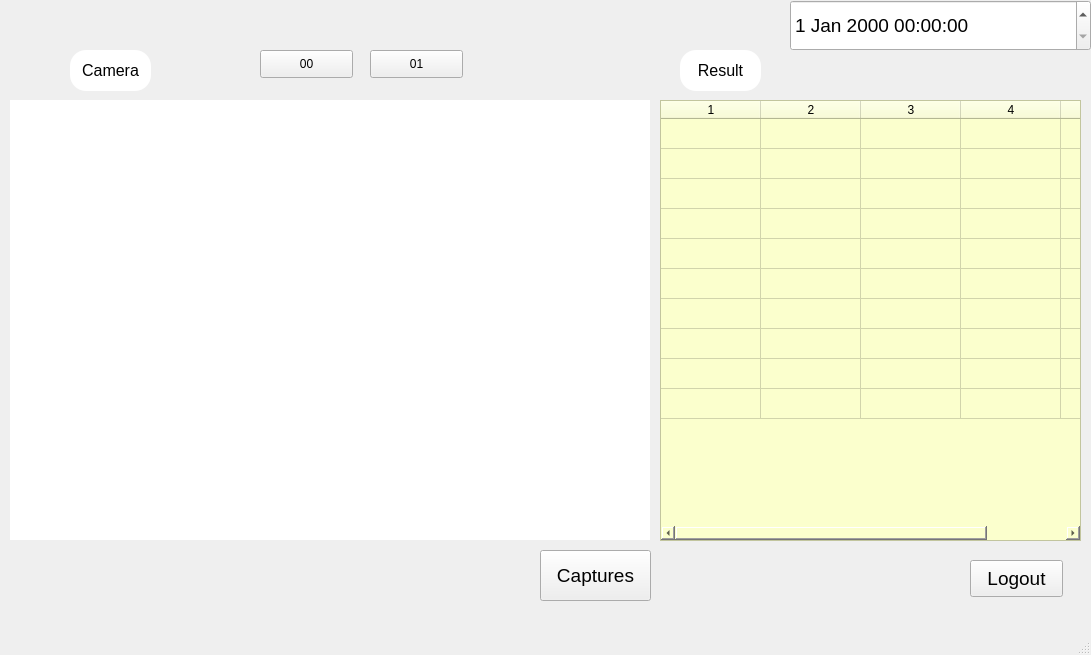
manhcuong03/PCB_detection, file main.ui: the form before one commit.
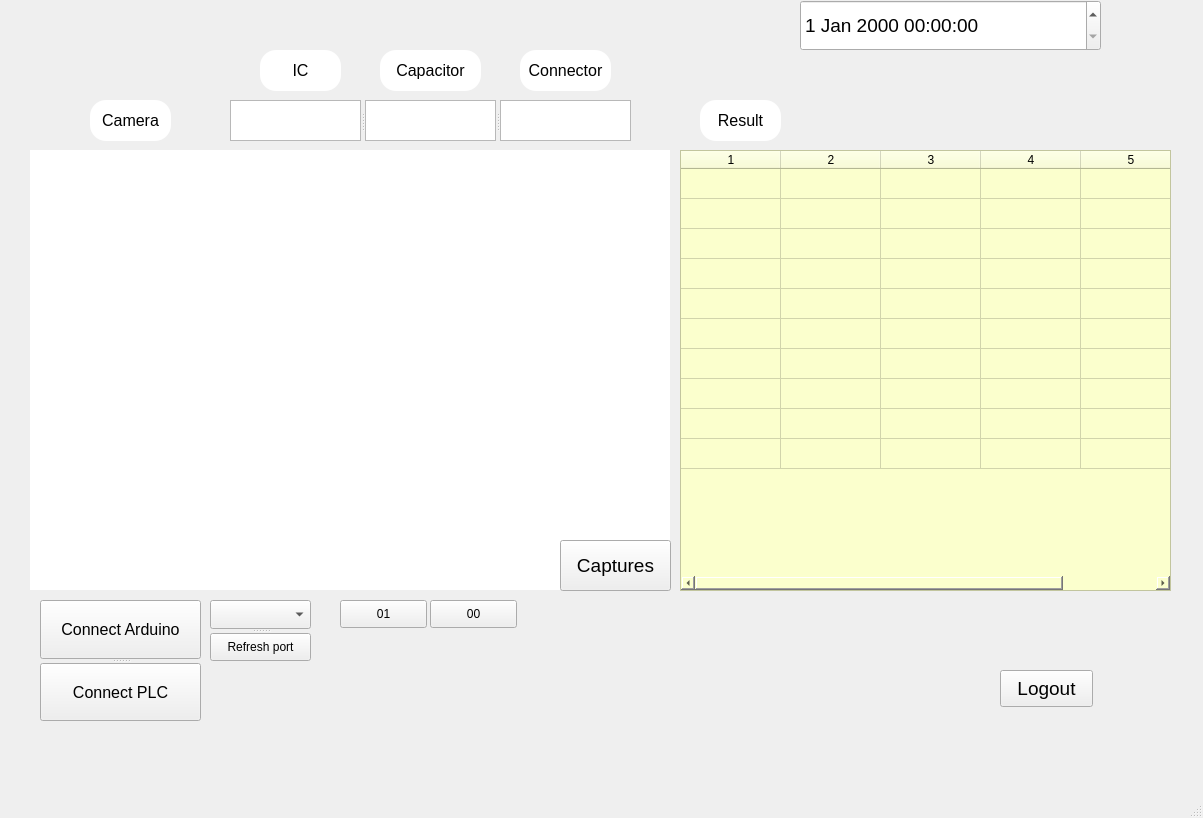
The form after the commit.

The edit to the form file:
```diff
--- a/main.ui
+++ b/main.ui
@@ -6,8 +6,8 @@
    <rect>
     <x>0</x>
     <y>0</y>
-    <width>1091</width>
-    <height>655</height>
+    <width>1203</width>
+    <height>818</height>
    </rect>
   </property>
   <property name="windowTitle">
@@ -17,7 +17,7 @@
    <widget class="QDateTimeEdit" name="dateTimeEdit">
     <property name="geometry">
      <rect>
-      <x>790</x>
+      <x>800</x>
       <y>0</y>
       <width>301</width>
       <height>51</height>
@@ -32,8 +32,8 @@
    <widget class="QLabel" name="lbl_img">
     <property name="geometry">
      <rect>
-      <x>10</x>
-      <y>100</y>
+      <x>30</x>
+      <y>150</y>
       <width>640</width>
       <height>440</height>
      </rect>
@@ -48,8 +48,8 @@
    <widget class="QLabel" name="lbl_manual_cam">
     <property name="geometry">
      <rect>
-      <x>70</x>
-      <y>50</y>
+      <x>90</x>
+      <y>100</y>
       <width>81</width>
       <height>41</height>
      </rect>
@@ -74,9 +74,9 @@
    <widget class="QTableWidget" name="table_result">
     <property name="geometry">
      <rect>
-      <x>660</x>
-      <y>100</y>
-      <width>421</width>
+      <x>680</x>
+      <y>150</y>
+      <width>491</width>
       <height>441</height>
      </rect>
     </property>
@@ -120,8 +120,8 @@
    <widget class="QLabel" name="lbl_manual_cam_2">
     <property name="geometry">
      <rect>
-      <x>680</x>
-      <y>50</y>
+      <x>700</x>
+      <y>100</y>
       <width>81</width>
       <height>41</height>
      </rect>
@@ -146,8 +146,8 @@
    <widget class="QPushButton" name="btnLogout">
     <property name="geometry">
      <rect>
-      <x>970</x>
-      <y>560</y>
+      <x>1000</x>
+      <y>670</y>
       <width>93</width>
       <height>37</height>
      </rect>
@@ -164,8 +164,8 @@
    <widget class="QPushButton" name="btnCapture">
     <property name="geometry">
      <rect>
-      <x>540</x>
-      <y>550</y>
+      <x>560</x>
+      <y>540</y>
       <width>111</width>
       <height>51</height>
      </rect>
@@ -182,9 +182,9 @@
    <widget class="QPushButton" name="btn00">
     <property name="geometry">
      <rect>
-      <x>260</x>
-      <y>50</y>
-      <width>93</width>
+      <x>430</x>
+      <y>600</y>
+      <width>87</width>
       <height>28</height>
      </rect>
     </property>
@@ -195,9 +195,9 @@
    <widget class="QPushButton" name="btn01">
     <property name="geometry">
      <rect>
-      <x>370</x>
-      <y>50</y>
-      <width>93</width>
+      <x>340</x>
+      <y>600</y>
+      <width>87</width>
       <height>28</height>
      </rect>
     </property>
@@ -205,6 +205,164 @@
      <string>01</string>
     </property>
    </widget>
+   <widget class="QLabel" name="lbl_manual_cam_3">
+    <property name="geometry">
+     <rect>
+      <x>260</x>
+      <y>50</y>
+      <width>81</width>
+      <height>41</height>
+     </rect>
+    </property>
+    <property name="font">
+     <font>
+      <pointsize>12</pointsize>
+     </font>
+    </property>
+    <property name="styleSheet">
+     <string notr="true">background-color:#fff;
+border-radius:16px;
+</string>
+    </property>
+    <property name="text">
+     <string>IC</string>
+    </property>
+    <property name="alignment">
+     <set>Qt::AlignCenter</set>
+    </property>
+   </widget>
+   <widget class="QLabel" name="lbl_manual_cam_4">
+    <property name="geometry">
+     <rect>
+      <x>380</x>
+      <y>50</y>
+      <width>101</width>
+      <height>41</height>
+     </rect>
+    </property>
+    <property name="font">
+     <font>
+      <pointsize>12</pointsize>
+     </font>
+    </property>
+    <property name="styleSheet">
+     <string notr="true">background-color:#fff;
+border-radius:16px;
+</string>
+    </property>
+    <property name="text">
+     <string>Capacitor</string>
+    </property>
+    <property name="alignment">
+     <set>Qt::AlignCenter</set>
+    </property>
+   </widget>
+   <widget class="QLabel" name="lbl_manual_cam_5">
+    <property name="geometry">
+     <rect>
+      <x>520</x>
+      <y>50</y>
+      <width>91</width>
+      <height>41</height>
+     </rect>
+    </property>
+    <property name="font">
+     <font>
+      <pointsize>12</pointsize>
+     </font>
+    </property>
+    <property name="styleSheet">
+     <string notr="true">background-color:#fff;
+border-radius:16px;
+</string>
+    </property>
+    <property name="text">
+     <string>Connector</string>
+    </property>
+    <property name="alignment">
+     <set>Qt::AlignCenter</set>
+    </property>
+   </widget>
+   <widget class="QSplitter" name="splitter_2">
+    <property name="geometry">
+     <rect>
+      <x>40</x>
+      <y>600</y>
+      <width>161</width>
+      <height>121</height>
+     </rect>
+    </property>
+    <property name="orientation">
+     <enum>Qt::Vertical</enum>
+    </property>
+    <widget class="QPushButton" name="btnConnectArduino">
+     <property name="font">
+      <font>
+       <pointsize>12</pointsize>
+       <underline>false</underline>
+       <strikeout>false</strikeout>
+       <kerning>true</kerning>
+      </font>
+     </property>
+     <property name="autoFillBackground">
+      <bool>false</bool>
+     </property>
+     <property name="text">
+      <string>Connect Arduino</string>
+     </property>
+    </widget>
+    <widget class="QPushButton" name="btnConnectPLC">
+     <property name="font">
+      <font>
+       <pointsize>12</pointsize>
+       <underline>false</underline>
+       <strikeout>false</strikeout>
+       <kerning>true</kerning>
+      </font>
+     </property>
+     <property name="autoFillBackground">
+      <bool>false</bool>
+     </property>
+     <property name="text">
+      <string>Connect PLC</string>
+     </property>
+    </widget>
+   </widget>
+   <widget class="QSplitter" name="splitter_3">
+    <property name="geometry">
+     <rect>
+      <x>210</x>
+      <y>600</y>
+      <width>101</width>
+      <height>61</height>
+     </rect>
+    </property>
+    <property name="orientation">
+     <enum>Qt::Vertical</enum>
+    </property>
+    <widget class="QComboBox" name="comboBoxPort"/>
+    <widget class="QPushButton" name="btnRefreshPorts">
+     <property name="text">
+      <string>Refresh port</string>
+     </property>
+    </widget>
+   </widget>
+   <widget class="QSplitter" name="splitter">
+    <property name="geometry">
+     <rect>
+      <x>230</x>
+      <y>100</y>
+      <width>401</width>
+      <height>41</height>
+     </rect>
+    </property>
+    <property name="orientation">
+     <enum>Qt::Horizontal</enum>
+    </property>
+    <widget class="QPlainTextEdit" name="txtIC"/>
+    <widget class="QPlainTextEdit" name="txtCapacitor"/>
+    <widget class="QPlainTextEdit" name="txtConnector"/>
+   </widget>
   </widget>
   <widget class="QMenuBar" name="menubar">
    <property name="geometry">
```
Left out of the diff: 2 changed lines with no effect on the pictures.
